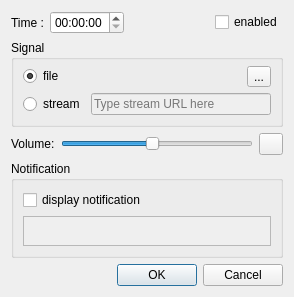
First picture: the form in plugins/alarm/gui/settings_dlg.ui, repository Kolcha/DigitalClock4, before the edit.
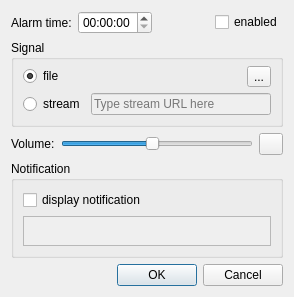
Second picture: the form after the edit. Icons and pictures are not drawn.

Commit message:
alarm plugin uses system time format
branch : plugins

```diff
--- a/plugins/alarm/gui/settings_dlg.ui
+++ b/plugins/alarm/gui/settings_dlg.ui
@@ -26,7 +26,7 @@
      <item>
       <widget class="QLabel" name="label">
        <property name="text">
-        <string>Time :</string>
+        <string>Alarm time:</string>
        </property>
       </widget>
      </item>
```
The commit also changes 2 other files.
